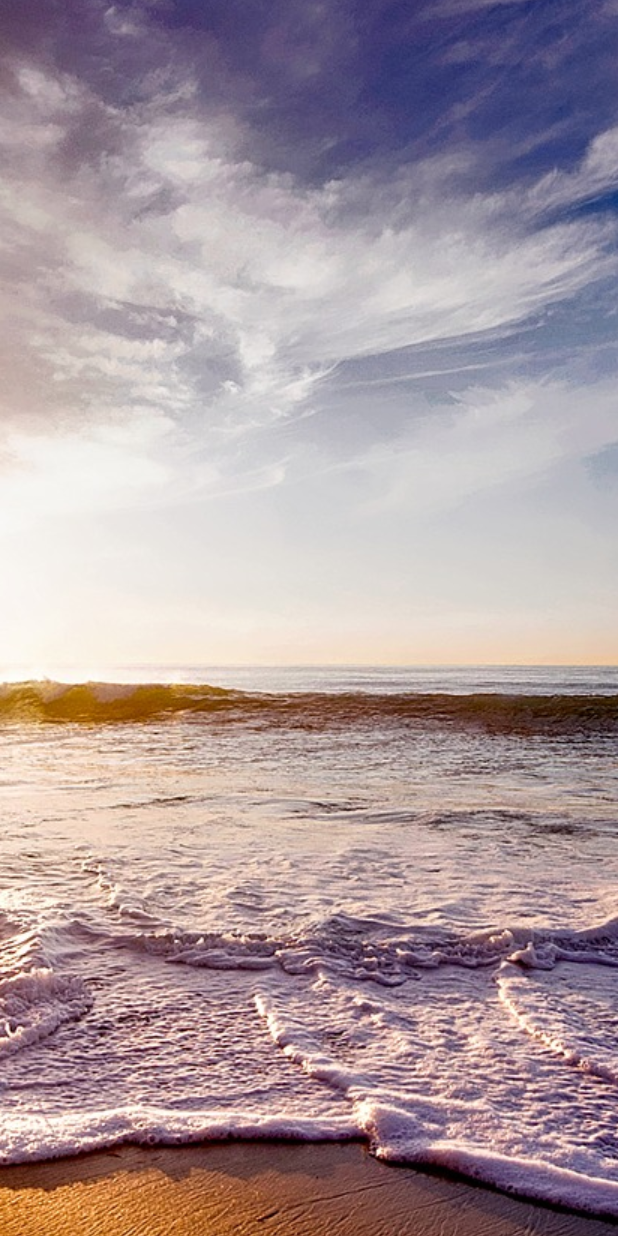
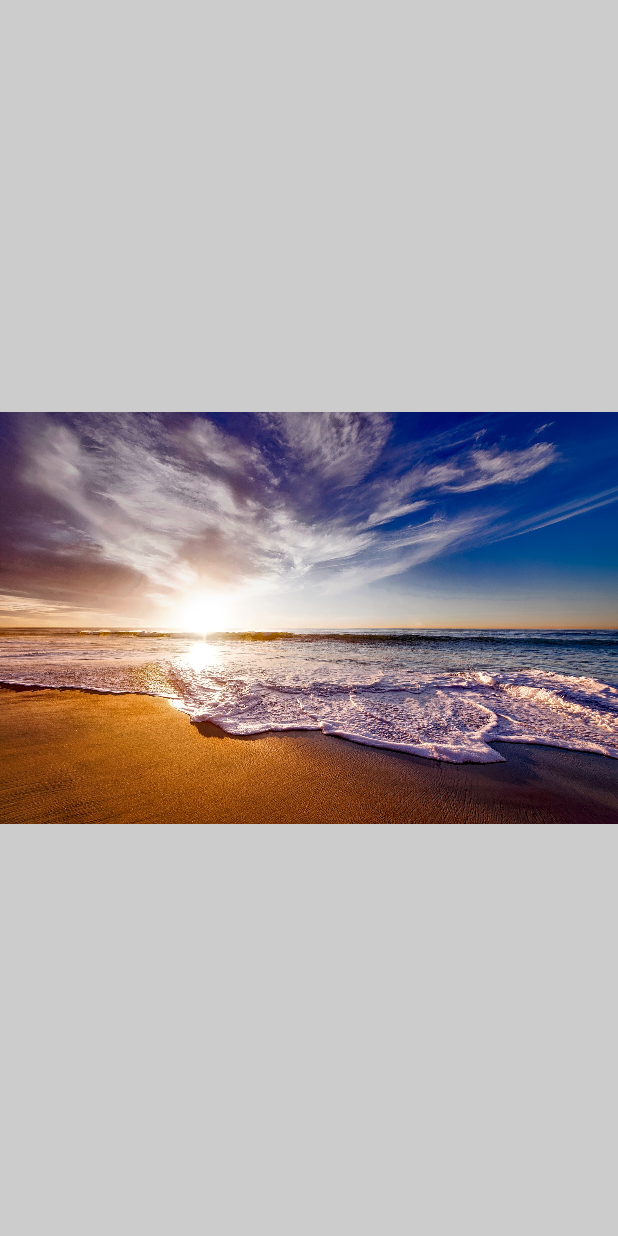
Before and after one commit to RobertFitzko/01min_Vacation, an Android app: the ShowActivity screen opened directly, with no data from a screen before it, on a phone screen of 412 x 824 dp. Run offline under Robolectric (Android 15) with nearby library versions, the phone set to English and light mode, and no system bars.

Commit message:
imageswitcher fix

```diff
--- a/app/src/main/java/fhku/a01min_vacation/ShowActivity.java
+++ b/app/src/main/java/fhku/a01min_vacation/ShowActivity.java
@@ -29,7 +29,7 @@ public class ShowActivity extends AppCompatActivity {
     ImageSwitcher imageSwitcher;
     MediaPlayer mMediaPlayer;
     private int currentIndex;
-    private final String[] imageNames={"picture1", "picture2", "picture3"};
+    private final int[] imageNames={R.drawable.picture1, R.drawable.picture2, R.drawable.picture3,R.drawable.picture4, R.drawable.picture5, R.drawable.picture6};
 
     @Override
     protected void onCreate(Bundle savedInstanceState) {
@@ -53,30 +53,29 @@ public class ShowActivity extends AppCompatActivity {
 
         imageSwitcher = (ImageSwitcher) this.findViewById(R.id.imageswitcher);
 
-        Animation out = AnimationUtils.loadAnimation(this, android.R.anim.fade_out);
-        Animation in = AnimationUtils.loadAnimation(this, android.R.anim.fade_in);
-
+        Animation in = AnimationUtils.loadAnimation(this, R.anim.in_from_left);
+        Animation out = AnimationUtils.loadAnimation(this,R.anim.out_from_right);
         imageSwitcher.setInAnimation(in);
         imageSwitcher.setAnimation(out);
 
         imageSwitcher.postDelayed(new Runnable() {
-            int i = 0;
+
+            private int index = 0;
             public void run() {
-                imageSwitcher.setImageResource(
-                        i++ % 2 == 0 ?
-                                R.drawable.picture1 :
-                                R.drawable.picture2);
-                imageSwitcher.postDelayed(this, 1000);
+                imageSwitcher.setImageResource((imageNames[index]));
+                if(index==(imageNames.length-1))
+                    index = 0;
+                else
+                    index++;
+                imageSwitcher.postDelayed(this, 5000);
             }
-        }, 10000);
+        }, 5000);
 
         imageSwitcher.setFactory(new ViewSwitcher.ViewFactory() {
             public View makeView() {
                 ImageView imageView = new ImageView(getApplicationContext());
 
                 imageView.setBackgroundColor(Color.LTGRAY);
-                imageView.setScaleType(ImageView.ScaleType.CENTER);
-
                 ImageSwitcher.LayoutParams params = new ImageSwitcher.LayoutParams(
                         MATCH_PARENT, MATCH_PARENT);
                 imageView.setLayoutParams(params);
@@ -87,9 +86,9 @@ public class ShowActivity extends AppCompatActivity {
         this.showImage(this.currentIndex);
     }
         private void showImage(int imgIndex) {
-            String imageName= this.imageNames[imgIndex];
+            int imageName= this.imageNames[imgIndex];
 
-            int resId= getDrawableResIdByName(imageName);
+            int resId= getDrawableResIdByName(String.valueOf(imageName));
             if(resId!=  0) {
                 this.imageSwitcher.setImageResource(resId);
             }
--- a/app/src/main/res/anim/in_from_left.xml
+++ b/app/src/main/res/anim/in_from_left.xml
@@ -1,7 +1,4 @@
-<set xmlns:android="http://schemas.android.com/apk/res/android"
-    android:shareInterpolator="false">
-    <translate
-        android:fromXDelta="-100%" android:toXDelta="0%"
-        android:fromYDelta="0%" android:toYDelta="0%"
-        android:duration="1400" />
+<set xmlns:android="http://schemas.android.com/apk/res/android">
+    <translate android:fromXDelta="100%p" android:toXDelta="0"
+        android:duration="350"/>
 </set>
--- a/app/src/main/res/anim/out_from_right.xml
+++ b/app/src/main/res/anim/out_from_right.xml
@@ -1,6 +1,4 @@
-<set xmlns:android="http://schemas.android.com/apk/res/android"
-    android:shareInterpolator="false">
-    <translate android:fromXDelta="0%" android:toXDelta="100%"
-        android:fromYDelta="0%" android:toYDelta="0%"
-        android:duration="1400"/>
+<set xmlns:android="http://schemas.android.com/apk/res/android">
+    <translate android:fromXDelta="0" android:toXDelta="100%p"
+        android:duration="350"/>
 </set>
```
